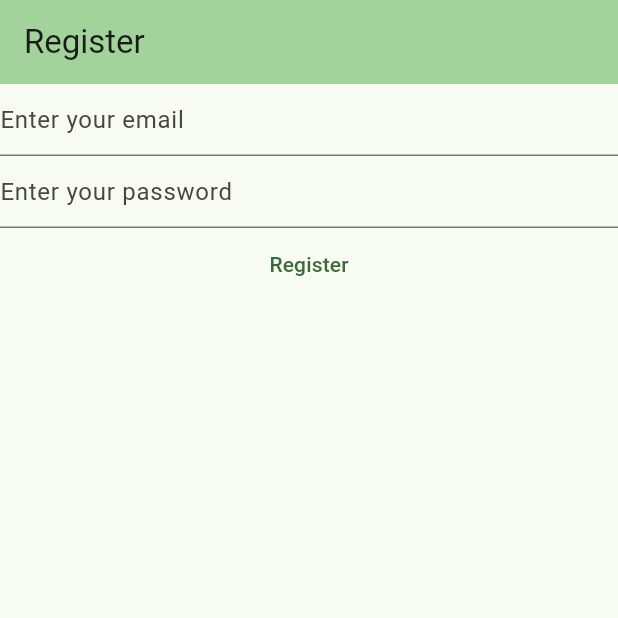
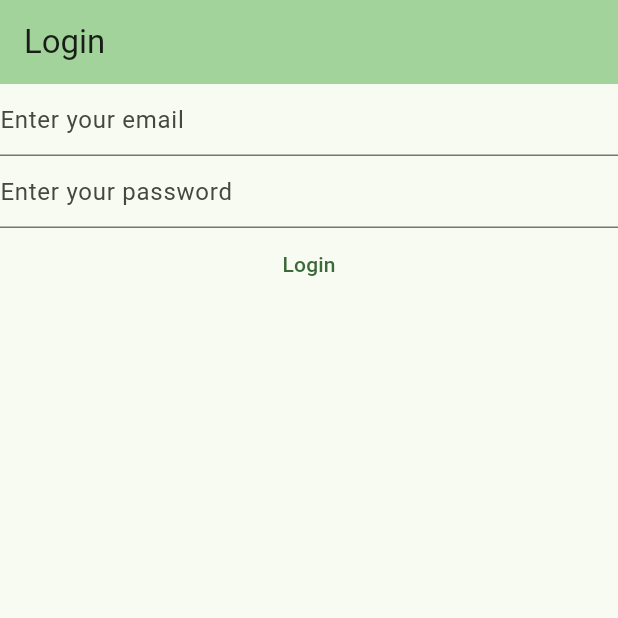
Before and after one commit to MochamadRicoPratamaPutra/mynotes-flutter, a Flutter app: the screen it shows after launch, on a phone screen of 412 x 824 dp, the top half of it. Run offline on Flutter 3.47's test engine with Material 3 defaults, Android fonts, the phone set to English and light mode, and no system bars; our stand-ins replace firebase_auth, firebase_core; accounts and stored records are empty.

Commit message:
Add Login View to Main

```diff
--- a/lib/main.dart
+++ b/lib/main.dart
@@ -1,6 +1,7 @@
 import 'package:firebase_core/firebase_core.dart';
 import 'package:flutter/material.dart';
 import 'package:firebase_auth/firebase_auth.dart';
+import 'package:mynotes/views/login_view.dart';
 import 'firebase_options.dart';
 
 void main() {
@@ -12,7 +13,7 @@ void main() {
       useMaterial3: true,
     ),
     // home: const MyHomePage(title: 'Flutter Demo Home Page'),
-    home: const RegisterView(),
+    home: const LoginView(),
   ));
 }
 
--- a/lib/views/login_view.dart
+++ b/lib/views/login_view.dart
@@ -11,9 +11,71 @@ class LoginView extends StatefulWidget {
 }
 
 class _LoginViewState extends State<LoginView> {
+  late final TextEditingController _email;
+  late final TextEditingController _password;
+
+  @override
+  void initState() {
+    _email = TextEditingController();
+    _password = TextEditingController();
+    super.initState();
+  }
+
+  @override
+  void dispose() {
+    _email.dispose();
+    _password.dispose();
+    super.dispose();
+  }
+
   @override
   Widget build(BuildContext context) {
-    // TODO: implement build
-    return Container();
+    return Scaffold(
+      appBar: AppBar(
+        title: const Text('Login'),
+        backgroundColor: Theme.of(context).colorScheme.inversePrimary,
+      ),
+      body: FutureBuilder(
+        future: Firebase.initializeApp(
+          options: DefaultFirebaseOptions.currentPlatform,
+        ),
+        builder: (context, snapshot) {
+          switch (snapshot.connectionState) {
+            case ConnectionState.done:
+              return Column(
+                children: [
+                  TextField(
+                    controller: _email,
+                    autocorrect: false,
+                    keyboardType: TextInputType.emailAddress,
+                    decoration:
+                        const InputDecoration(hintText: 'Enter your email'),
+                  ),
+                  TextField(
+                    controller: _password,
+                    obscureText: true,
+                    enableSuggestions: false,
+                    autocorrect: false,
+                    decoration:
+                        const InputDecoration(hintText: 'Enter your password'),
+                  ),
+                  TextButton(
+                      onPressed: () async {
+                        final email = _email.text;
+                        final password = _password.text;
+                        final userCredential = await FirebaseAuth.instance
+                            .createUserWithEmailAndPassword(
+                                email: email, password: password);
+                        print(userCredential);
+                      },
+                      child: const Text('Login')),
+                ],
+              );
+            default:
+              return const Text('Loading...');
+          }
+        },
+      ),
+    );
   }
 }
```
